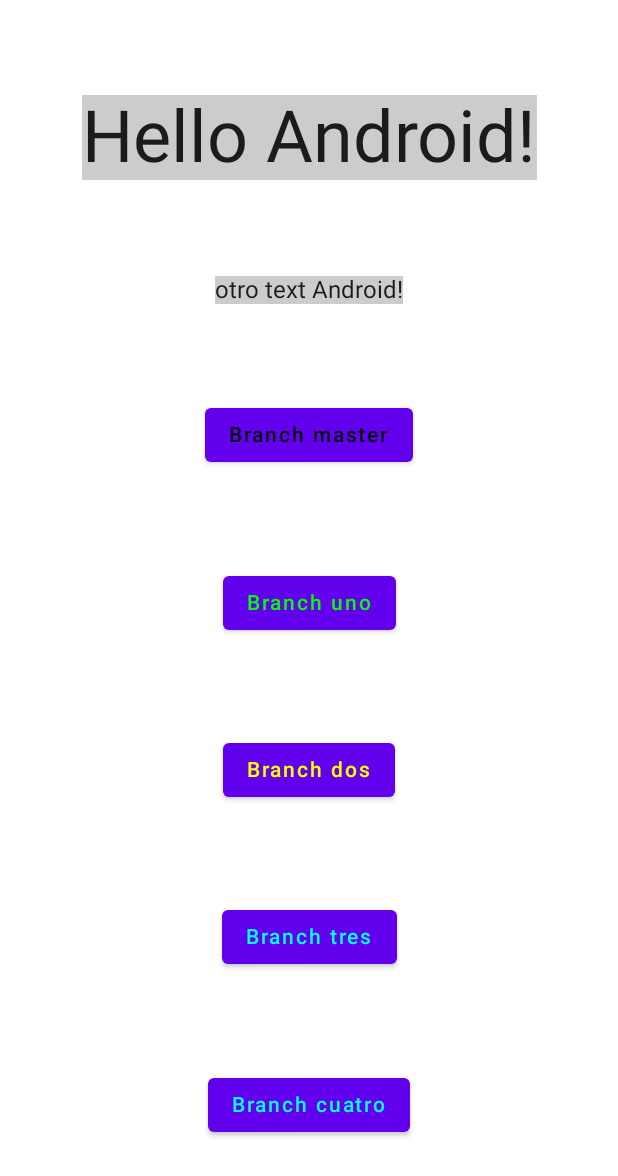
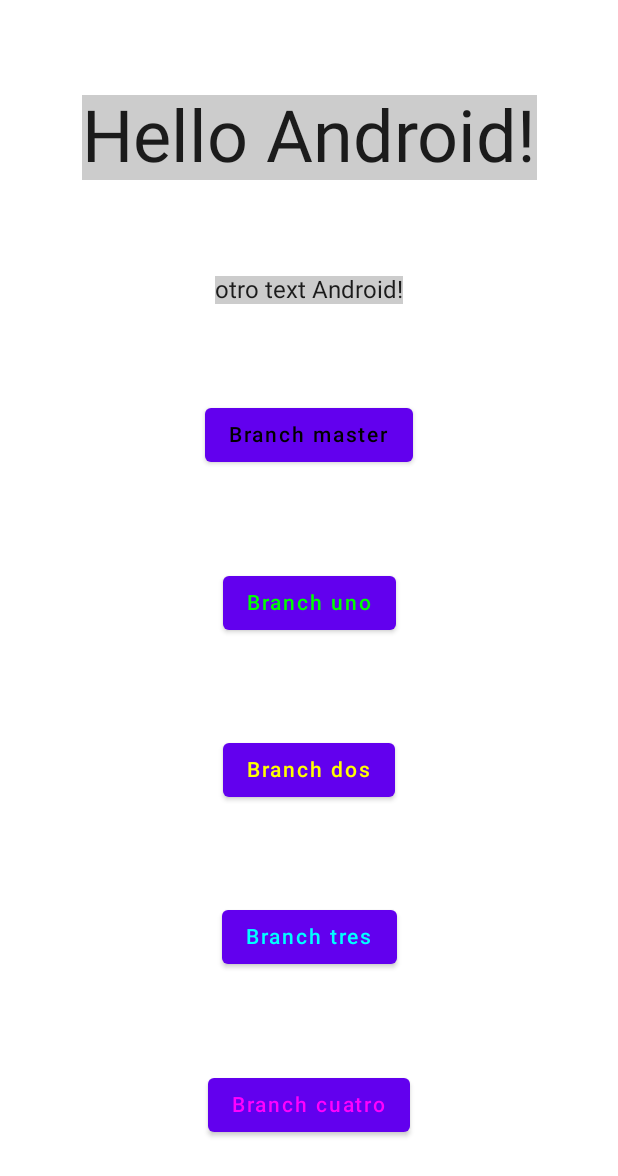
Before and after one commit to camarmadev/GitPruebas, an Android app built with Jetpack Compose: the screen it shows after launch (MainActivity), on a phone screen of 412 x 824 dp. Shown: the top 1176 px of the screen. Run offline under Robolectric (Android 15) with nearby library versions, the phone set to English and light mode, and no system bars.

Commit message:
branch cuatro, cambio el color magenta

```diff
--- a/app/src/main/java/com/javidev/gitpruebasjavikidoandroid/MainActivity.kt
+++ b/app/src/main/java/com/javidev/gitpruebasjavikidoandroid/MainActivity.kt
@@ -64,7 +64,7 @@ fun Greeting(name: String) {
         }
 
         Button(onClick = { /*TODO*/ }) {
-            Text(text = "Branch cuatro", color = Color.Cyan)
+            Text(text = "Branch cuatro", color = Color.Magenta)
         }
 
 
```
